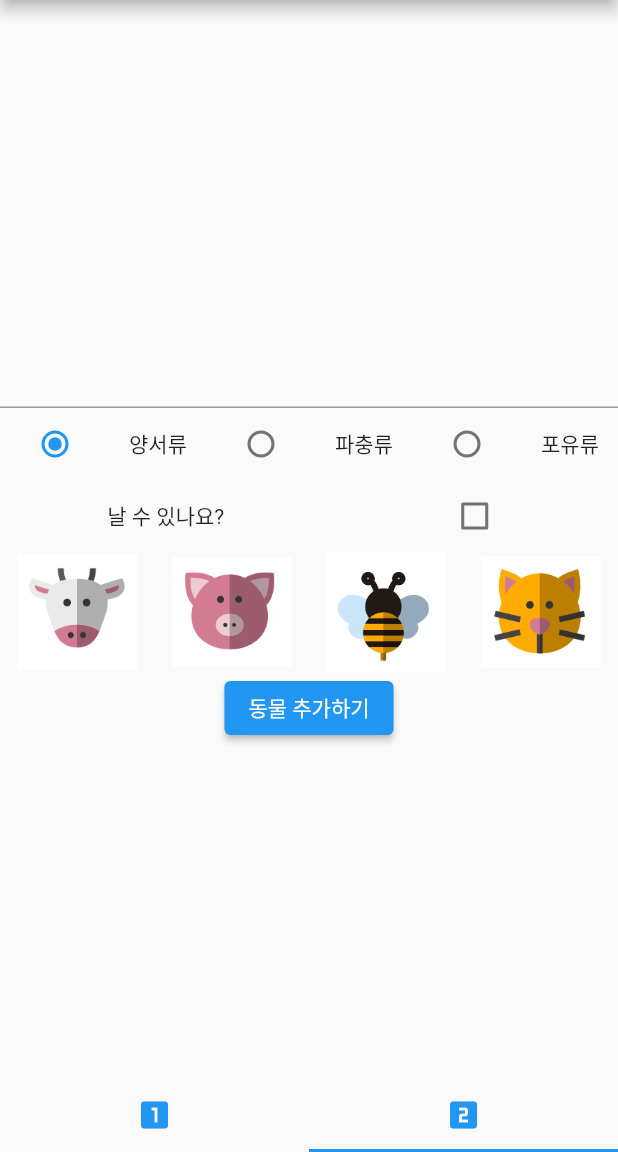
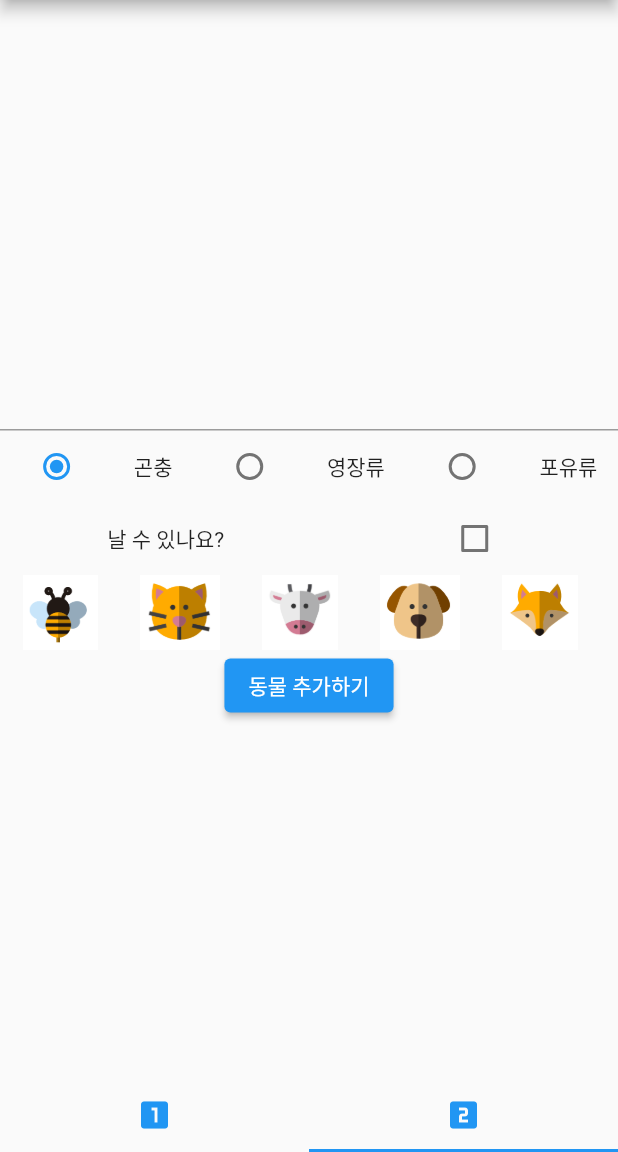
Before and after one commit to che-ri/flutter_prac, a Flutter app: the screen it shows after launch, tab 2 chosen, on a phone screen of 412 x 824 dp, the part 84-1236 px from its top. Run offline on Flutter 3.47's test engine with Material 2 defaults, Android fonts, the phone set to English and light mode, and no system bars.

Commit message:
feat ::: 리스트 추가페이지 : 동물 이미지 선택 => 가로 스크롤로 변경

```diff
--- a/lib/secondPage.dart
+++ b/lib/secondPage.dart
@@ -1,4 +1,5 @@
 import 'package:flutter/material.dart';
+import 'package:flutter/src/rendering/box.dart';
 import './animalItem.dart';
 
 class SecondApp extends StatefulWidget {
@@ -27,7 +28,7 @@ class _SecondAppState extends State<SecondApp> {
         child: Center(
             child: Column(
           mainAxisAlignment: MainAxisAlignment.center,
-          children: [
+          children: <Widget>[
             TextField(
                 controller: nameController,
                 keyboardType: TextInputType.text,
@@ -36,10 +37,10 @@ class _SecondAppState extends State<SecondApp> {
               children: [
                 Radio(
                     value: 0, groupValue: _radioValue, onChanged: _radioChange),
-                Text('양서류'),
+                Text('곤충'),
                 Radio(
                     value: 1, groupValue: _radioValue, onChanged: _radioChange),
-                Text('파충류'),
+                Text('영장류'),
                 Radio(
                     value: 2, groupValue: _radioValue, onChanged: _radioChange),
                 Text('포유류'),
@@ -59,20 +60,11 @@ class _SecondAppState extends State<SecondApp> {
               ],
               mainAxisAlignment: MainAxisAlignment.spaceAround,
             ),
-            Row(
+            Container(
+              height: 50,
+              child: ListView(
+                scrollDirection: Axis.horizontal,
                 children: [
-                GestureDetector(
-                  child: Image.asset('image/cow.png', width: 80),
-                  onTap: () {
-                    _imagePath = 'image/cow.png';
-                  },
-                ),
-                GestureDetector(
-                  child: Image.asset('image/pig.png', width: 80),
-                  onTap: () {
-                    _imagePath = 'image/pig.png';
-                  },
-                ),
                   GestureDetector(
                     child: Image.asset('image/bee.png', width: 80),
                     onTap: () {
@@ -85,8 +77,44 @@ class _SecondAppState extends State<SecondApp> {
                       _imagePath = 'image/cat.png';
                     },
                   ),
+                  GestureDetector(
+                    child: Image.asset('image/cow.png', width: 80),
+                    onTap: () {
+                      _imagePath = 'image/cow.png';
+                    },
+                  ),
+                  GestureDetector(
+                    child: Image.asset('image/dog.png', width: 80),
+                    onTap: () {
+                      _imagePath = 'image/dog.png';
+                    },
+                  ),
+                  GestureDetector(
+                    child: Image.asset('image/fox.png', width: 80),
+                    onTap: () {
+                      _imagePath = 'image/fox.png';
+                    },
+                  ),
+                  GestureDetector(
+                    child: Image.asset('image/monkey.png', width: 80),
+                    onTap: () {
+                      _imagePath = 'image/monkey.png';
+                    },
+                  ),
+                  GestureDetector(
+                    child: Image.asset('image/pig.png', width: 80),
+                    onTap: () {
+                      _imagePath = 'image/pig.png';
+                    },
+                  ),
+                  GestureDetector(
+                    child: Image.asset('image/wolf.png', width: 80),
+                    onTap: () {
+                      _imagePath = 'image/wolf.png';
+                    },
+                  ),
                 ],
-              mainAxisAlignment: MainAxisAlignment.spaceAround,
+              ),
             ),
             ElevatedButton(onPressed: () {}, child: Text('동물 추가하기'))
           ],
```
Lines whose indentation alone changed are shown as unchanged.
